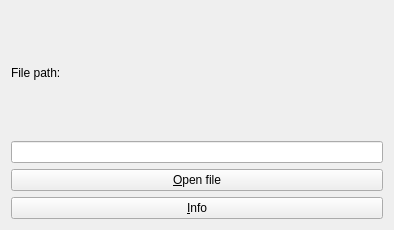
Before: the Qt Designer form src/ui/filevideosourceoptionswidget.ui in krajsz/traffic-counter-opencv, drawn with Qt 5.
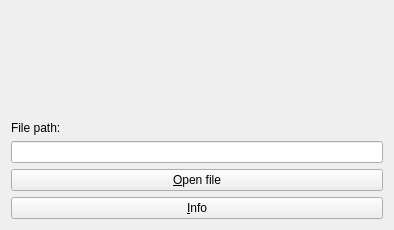
After: the same form once the commit is applied.

What changed in the file:
```diff
--- a/src/ui/filevideosourceoptionswidget.ui
+++ b/src/ui/filevideosourceoptionswidget.ui
@@ -15,7 +15,20 @@
   </property>
   <layout class="QGridLayout" name="gridLayout">
    <item row="0" column="0">
-    <layout class="QVBoxLayout" name="verticalLayout" stretch="0,0">
+    <layout class="QVBoxLayout" name="verticalLayout" stretch="0,0,0">
+     <item>
+      <spacer name="verticalSpacer">
+       <property name="orientation">
+        <enum>Qt::Vertical</enum>
+       </property>
+       <property name="sizeHint" stdset="0">
+        <size>
+         <width>20</width>
+         <height>40</height>
+        </size>
+       </property>
+      </spacer>
+     </item>
      <item>
       <widget class="QLabel" name="filePathLabel">
        <property name="text">
```
Left out of the diff: 28 changed lines with no effect on the pictures.
